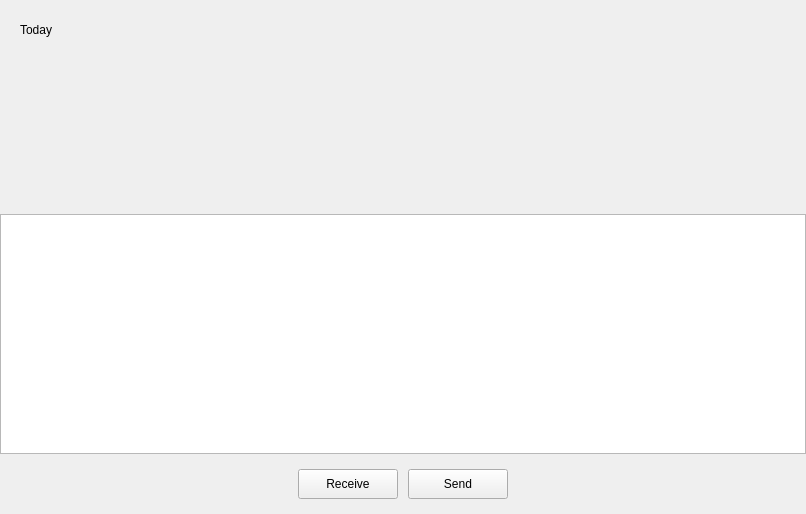
Old version of the form chatApp/chatpage.ui in the repository MagicS0ng/ChatApp.
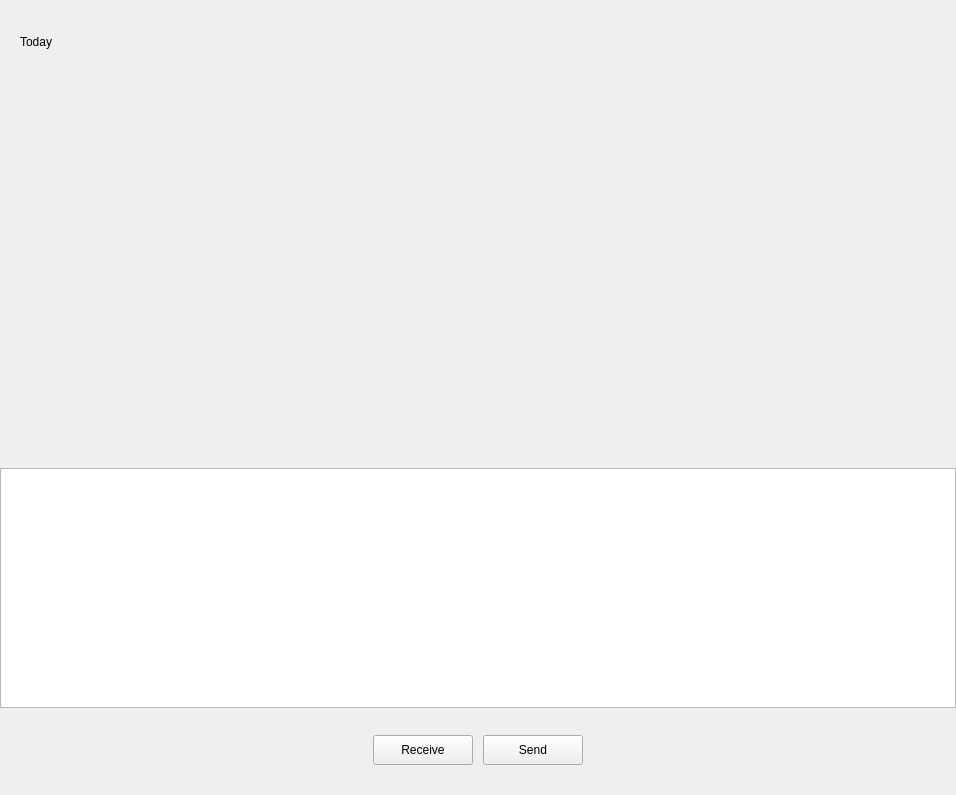
New version of the form. Custom widgets are drawn as their Qt base class.

Diff of the .ui file:
```diff
--- a/chatApp/chatpage.ui
+++ b/chatApp/chatpage.ui
@@ -6,8 +6,8 @@
    <rect>
     <x>0</x>
     <y>0</y>
-    <width>806</width>
-    <height>514</height>
+    <width>956</width>
+    <height>795</height>
    </rect>
   </property>
   <property name="windowTitle">
@@ -79,20 +79,27 @@
        </widget>
       </item>
       <item>
-       <widget class="ChattingView" name="chat_msg_list" native="true"/>
+       <widget class="ChattingView" name="chat_msg_list" native="true">
+        <property name="maximumSize">
+         <size>
+          <width>16777215</width>
+          <height>300</height>
+         </size>
+        </property>
+       </widget>
       </item>
       <item>
        <widget class="QWidget" name="tool_widget" native="true">
         <property name="minimumSize">
          <size>
           <width>0</width>
-          <height>70</height>
+          <height>60</height>
          </size>
         </property>
         <property name="maximumSize">
          <size>
           <width>16777215</width>
-          <height>70</height>
+          <height>60</height>
          </size>
         </property>
         <layout class="QHBoxLayout" name="horizontalLayout_4">
@@ -213,7 +220,14 @@
           <number>0</number>
          </property>
          <item>
-          <widget class="QTextEdit" name="chat_msg_box"/>
+          <widget class="MessageTextEdit" name="chat_msg_box">
+           <property name="maximumSize">
+            <size>
+             <width>16777215</width>
+             <height>400</height>
+            </size>
+           </property>
+          </widget>
          </item>
         </layout>
        </widget>
@@ -353,6 +367,11 @@
    <header location="global">chattingview.h</header>
    <container>1</container>
   </customwidget>
+  <customwidget>
+   <class>MessageTextEdit</class>
+   <extends>QTextEdit</extends>
+   <header location="global">messagetextedit.h</header>
+  </customwidget>
  </customwidgets>
  <resources/>
  <connections/>
```
